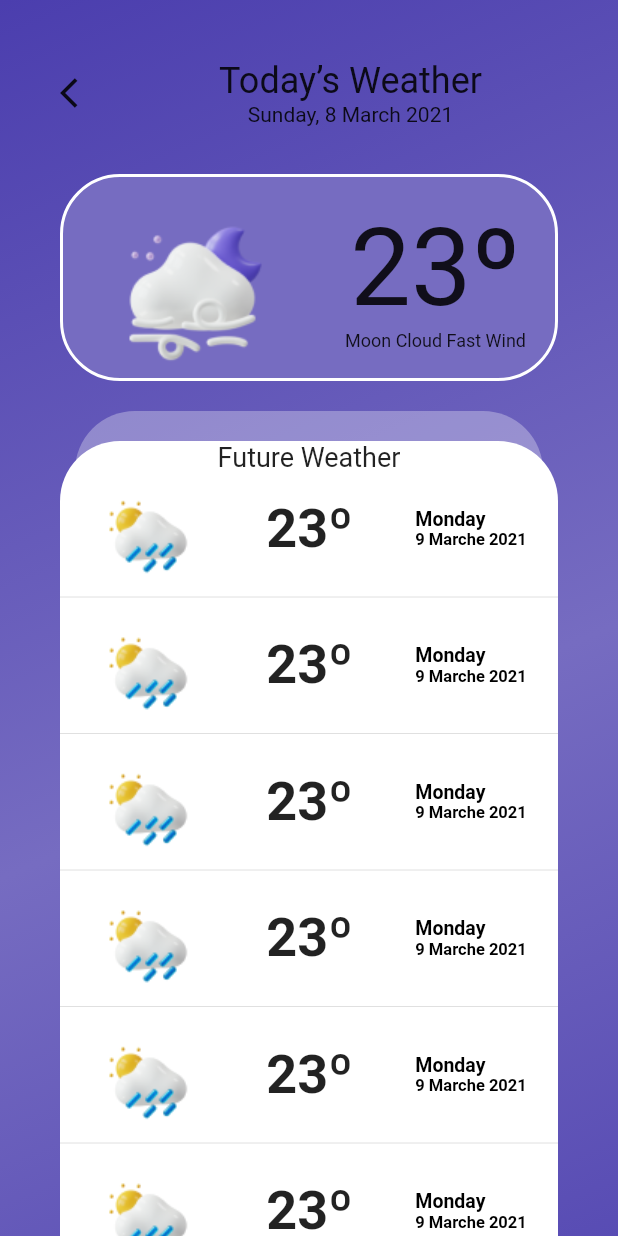
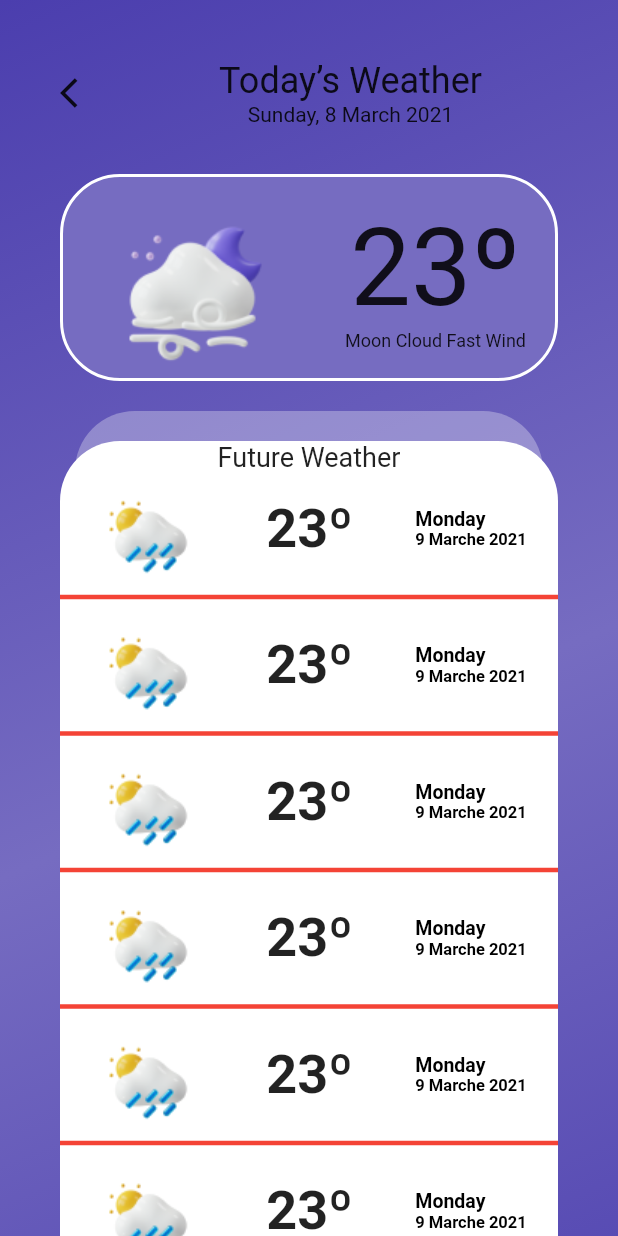
Before and after one commit to alphazen01/weather, a Flutter app: the HomeScreen screen opened directly, after a tap on the "arrow forward ios" icon, on a phone screen of 412 x 824 dp. Run offline on Flutter 3.47's test engine with Material 2 defaults, Android fonts, the phone set to English and light mode, and no system bars; our stand-ins replace carousel_slider.

```diff
--- a/lib/main.dart
+++ b/lib/main.dart
@@ -6,8 +6,8 @@ void main() {
   runApp(
     MaterialApp(
       debugShowCheckedModeBanner: false,
-      // home: HomeScreen()
-      home: DetailsScreen(),
+      home: HomeScreen()
+      // home: DetailsScreen(),
     )
   );
 }
--- a/lib/screens/details.dart
+++ b/lib/screens/details.dart
@@ -133,7 +133,7 @@ class DetailsScreen extends StatelessWidget {
                               ),
                               ListView.builder(
                                 shrinkWrap: true,
-                                itemCount: 7,
+                                 itemCount: 7,
                                 scrollDirection: Axis.vertical,
                                 itemBuilder: (contex,index){
                                   return DailyCard(
@@ -141,9 +141,11 @@ class DetailsScreen extends StatelessWidget {
                                     imageName: "Sun_cloud_angled_rain",
                                     date: "9 Marche 2021",
                                     day:"Monday" ,
+                                    hasDivider: index<6?true:false,
                                   );
                                 }
                                 ),
+
                             ],
                           ),
                         ),
--- a/lib/widgets/custom_card.dart
+++ b/lib/widgets/custom_card.dart
@@ -56,7 +56,7 @@ class Custom_Card extends StatelessWidget {
             style: TextStyle(
              fontSize: 18,
              fontWeight: FontWeight.bold,
-             color: Colors.white
+             color: primary?Colors.white:Colors.black
             ),
             ),
 
--- a/lib/widgets/daily_card.dart
+++ b/lib/widgets/daily_card.dart
@@ -22,7 +22,8 @@ class DailyCard extends StatelessWidget {
   @override
   Widget build(BuildContext context) {
 
-    return Column(
+    return Container(
+      child: Column(
         children: [
           Row(
             mainAxisAlignment: MainAxisAlignment.spaceAround,
@@ -70,6 +71,7 @@ class DailyCard extends StatelessWidget {
             thickness: 0,
           )
         ],
+      ),
     );
   }
 }
```
Lines whose indentation alone changed are shown as unchanged.
